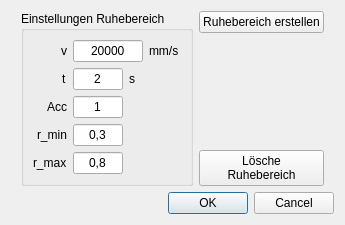
Above: gui/restGUI.ui from lhalb/Figurprogrammierung before the change. Below: the same form after it.
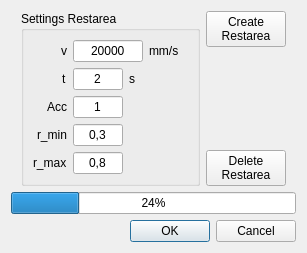
That is the form after the change. Icons and pictures are not drawn.

```diff
--- a/gui/restGUI.ui
+++ b/gui/restGUI.ui
@@ -7,7 +7,7 @@
     <x>0</x>
     <y>0</y>
     <width>307</width>
-    <height>212</height>
+    <height>239</height>
    </rect>
   </property>
   <property name="windowTitle">
@@ -25,7 +25,7 @@
      <item>
       <widget class="QGroupBox" name="groupBox_4">
        <property name="title">
-        <string>Einstellungen Ruhebereich</string>
+        <string>Settings Restarea</string>
        </property>
        <layout class="QHBoxLayout" name="horizontalLayout_9">
         <item>
@@ -192,15 +192,34 @@
           <enum>Qt::TabFocus</enum>
          </property>
          <property name="text">
-          <string>Ruhebereich erstellen</string>
+          <string>Create
+Restarea</string>
          </property>
         </widget>
        </item>
        <item row="3" column="0">
+        <widget class="QPushButton" name="info_rp">
+         <property name="text">
+          <string/>
+         </property>
+         <property name="icon">
+          <iconset>
+           <normalon>:/img/img/red_light.png</normalon>
+          </iconset>
+         </property>
+         <property name="autoDefault">
+          <bool>false</bool>
+         </property>
+         <property name="flat">
+          <bool>true</bool>
+         </property>
+        </widget>
+       </item>
+       <item row="5" column="0">
         <widget class="QPushButton" name="but_clear_rast">
          <property name="text">
-          <string>Lösche
-Ruhebereich</string>
+          <string>Delete
+Restarea</string>
          </property>
         </widget>
        </item>
@@ -217,10 +236,33 @@
          </property>
         </spacer>
        </item>
+       <item row="4" column="0">
+        <spacer name="verticalSpacer_2">
+         <property name="orientation">
+          <enum>Qt::Vertical</enum>
+         </property>
+         <property name="sizeHint" stdset="0">
+          <size>
+           <width>20</width>
+           <height>40</height>
+          </size>
+         </property>
+        </spacer>
+       </item>
       </layout>
      </item>
     </layout>
    </item>
+   <item>
+    <widget class="QProgressBar" name="progressBar">
+     <property name="value">
+      <number>24</number>
+     </property>
+     <property name="textDirection">
+      <enum>QProgressBar::TopToBottom</enum>
+     </property>
+    </widget>
+   </item>
    <item>
     <widget class="QDialogButtonBox" name="buttonBox">
      <property name="orientation">
```
Left out of the diff: 4 changed lines with no effect on the pictures.
